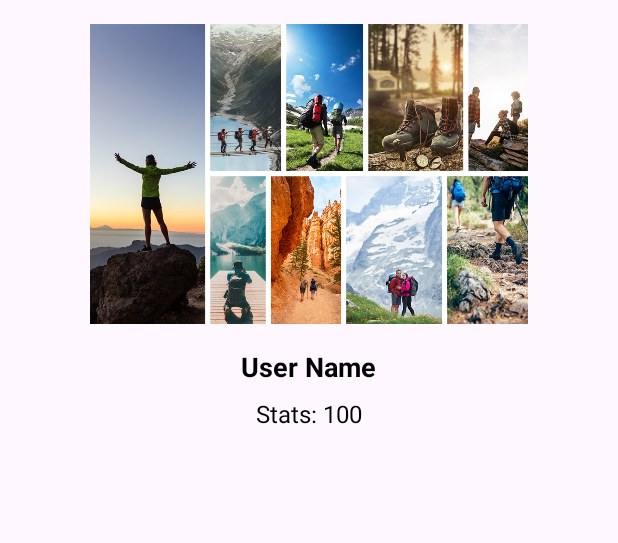
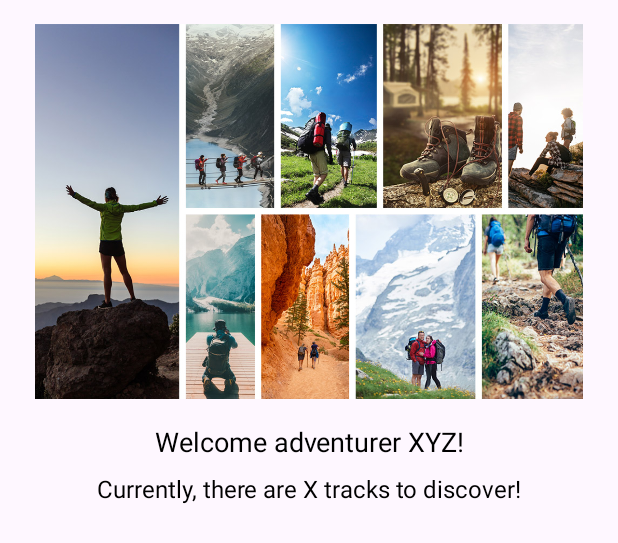
Before and after one commit to thunder1313/Mountain-Tracks, an Android app: the layout activity_stats.xml on its own in the app's theme, with its tools: preview values and no code run, on a phone screen of 412 x 824 dp. Shown: the top 543 px of the screen. Run offline under Robolectric (Android 15) with nearby library versions, the phone set to English and light mode, and no system bars.

Commit message:
Change statistics from being fragment to activity

```diff
--- a/app/src/main/AndroidManifest.xml
+++ b/app/src/main/AndroidManifest.xml
@@ -25,6 +25,7 @@
                 <category android:name="android.intent.category.LAUNCHER" />
             </intent-filter>
         </activity>
+        <activity android:name=".StatsActivity" />
     </application>
 
     <uses-permission android:name="android.permission.INTERNET" />
--- a/app/src/main/java/com/example/mountain/MainActivity.kt
+++ b/app/src/main/java/com/example/mountain/MainActivity.kt
@@ -119,7 +119,7 @@ class MainActivity : AppCompatActivity() , NavigationView.OnNavigationItemSelect
             R.id.drawer_home -> switchToTab(0) // Switch to Welcome tab
             R.id.drawer_easy -> switchToTab(1) // Switch to Easy Tracks tab
             R.id.drawer_hard -> switchToTab(2) // Switch to Hard Tracks tab
-            R.id.drawer_option1 -> fragment = StatsFragment() // Example: open a fragment
+            R.id.drawer_option1 -> intent = Intent(this, StatsActivity::class.java)
         }
 
         if (fragment != null) {
--- a/app/src/main/res/layout/fragment_stats.xml
+++ b/app/src/main/res/layout/activity_stats.xml
@@ -8,27 +8,24 @@
     <ImageView
         android:id="@+id/user_photo"
         android:layout_width="match_parent"
-        android:layout_height="200dp"
-        android:layout_gravity="center"
-        android:src="@drawable/ic_trails_to_discover"
-        android:contentDescription="@string/user_photo" />
+        android:layout_height="250dp"
+        android:src="@drawable/ic_trails_to_discover" />
 
     <TextView
         android:id="@+id/username"
-        android:layout_width="wrap_content"
+        android:layout_width="match_parent"
         android:layout_height="wrap_content"
-        android:layout_marginTop="16dp"
-        android:layout_gravity="center"
-        android:text="User Name"
+        android:text="Welcome adventurer XYZ!"
         android:textSize="18sp"
-        android:textStyle="bold" />
+        android:textAlignment="center"
+        android:layout_marginTop="16dp" />
 
     <TextView
         android:id="@+id/track_count"
-        android:layout_width="wrap_content"
+        android:layout_width="match_parent"
         android:layout_height="wrap_content"
-        android:layout_marginTop="8dp"
-        android:layout_gravity="center"
-        android:text="Stats: 100"
-        android:textSize="16sp" />
+        android:text="Currently, there are X tracks to discover!"
+        android:textSize="16sp"
+        android:textAlignment="center"
+        android:layout_marginTop="8dp" />
 </LinearLayout>
```
Also changed, not shown: app/src/main/java/com/example/mountain/DetailActivity.kt (+4 -8 lines), app/src/main/java/com/example/mountain/StatsActivity.kt (added, +27 -0 lines), app/src/main/java/com/example/mountain/StatsFragment.kt (deleted, +0 -35 lines).
